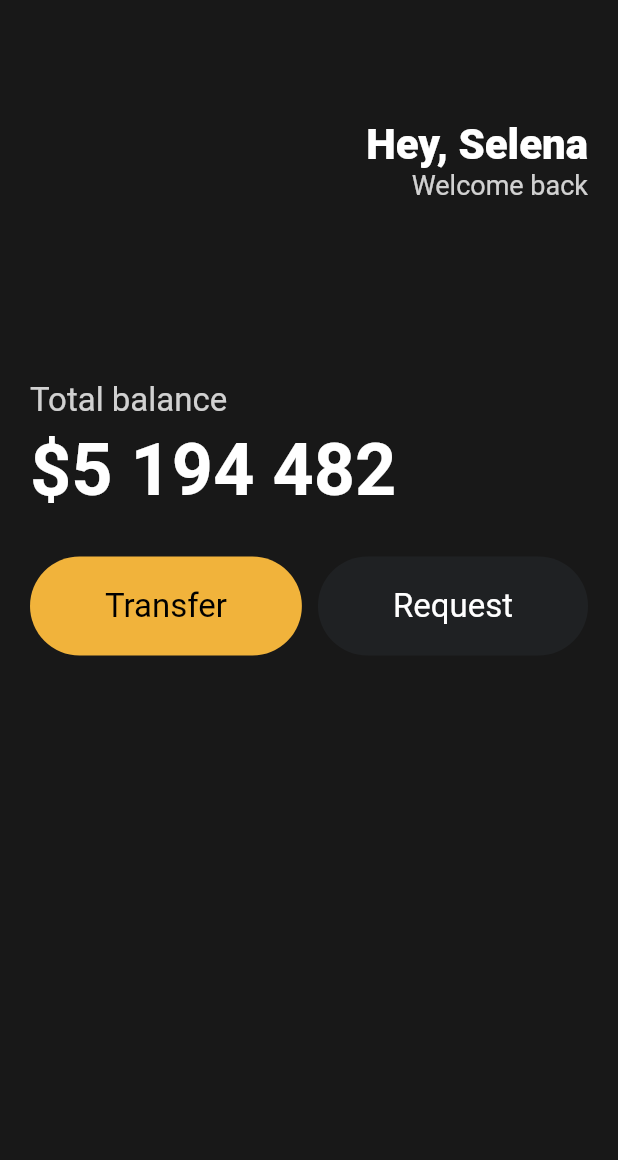
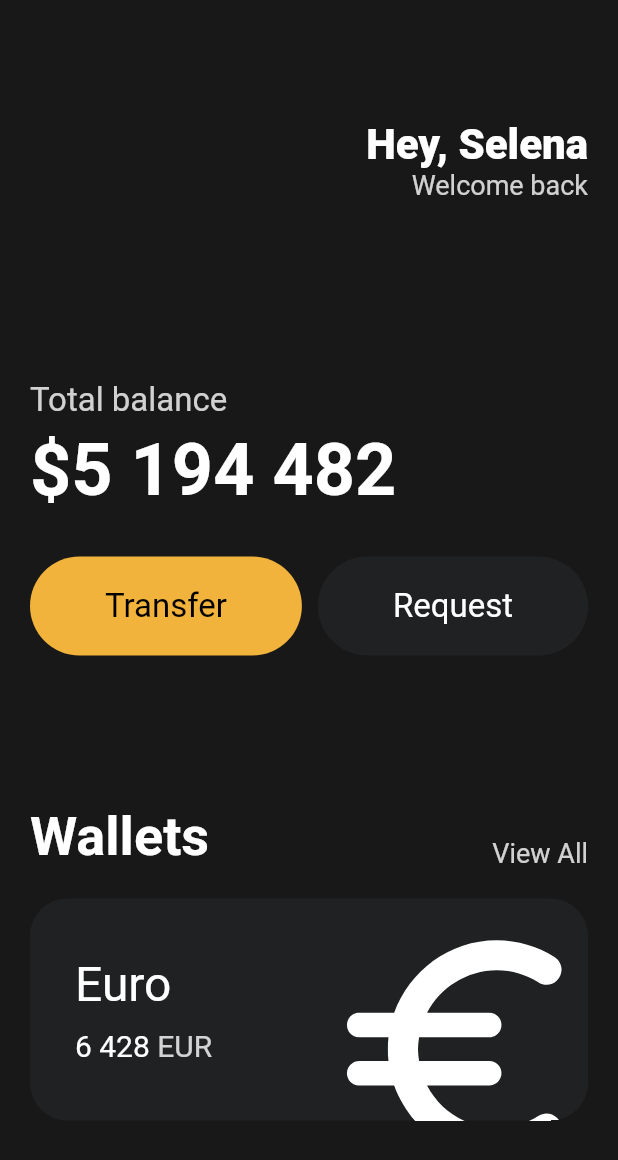
Before and after one commit to wesbin/flutter-study, a Flutter app: the screen it shows after launch, on a phone screen of 412 x 824 dp. Shown: the top 1160 px of the screen. Run offline on Flutter 3.47's test engine with Material 2 defaults, Android fonts, the light colour scheme and no system bars.

Commit message:
3.5 Icons and Transforms end

```diff
--- a/toonflix/lib/main.dart
+++ b/toonflix/lib/main.dart
@@ -86,6 +86,95 @@
                     textColor: Colors.white,
                   ),
                 ],
+              ),
+              const SizedBox(
+                height: 100,
+              ),
+              Row(
+                crossAxisAlignment: CrossAxisAlignment.end,
+                mainAxisAlignment: MainAxisAlignment.spaceBetween,
+                children: [
+                  const Text(
+                    "Wallets",
+                    style: TextStyle(
+                      color: Colors.white,
+                      fontSize: 36,
+                      fontWeight: FontWeight.w600,
+                    ),
+                  ),
+                  Text(
+                    "View All",
+                    style: TextStyle(
+                      color: Colors.white.withOpacity(0.8),
+                      fontSize: 18,
+                    ),
+                  ),
+                ],
+              ),
+              const SizedBox(
+                height: 20,
+              ),
+              Container(
+                clipBehavior: Clip.hardEdge,
+                decoration: BoxDecoration(
+                  color: const Color(0xFF1F2123),
+                  borderRadius: BorderRadius.circular(25),
+                ),
+                child: Padding(
+                  padding: const EdgeInsets.all(30),
+                  child: Row(
+                    mainAxisAlignment: MainAxisAlignment.spaceBetween,
+                    children: [
+                      Column(
+                        crossAxisAlignment: CrossAxisAlignment.start,
+                        children: [
+                          const Text(
+                            "Euro",
+                            style: TextStyle(
+                              color: Colors.white,
+                              fontSize: 32,
+                            ),
+                          ),
+                          const SizedBox(
+                            height: 10,
+                          ),
+                          Row(
+                            children: [
+                              const Text(
+                                "6 428",
+                                style: TextStyle(
+                                  color: Colors.white,
+                                  fontSize: 20,
+                                ),
+                              ),
+                              const SizedBox(
+                                width: 5,
+                              ),
+                              Text(
+                                "EUR",
+                                style: TextStyle(
+                                  color: Colors.white.withOpacity(0.8),
+                                  fontSize: 20,
+                                ),
+                              ),
+                            ],
+                          ),
+                        ],
+                      ),
+                      Transform.scale(
+                        scale: 2.2,
+                        child: Transform.translate(
+                          offset: Offset(-5, 12),
+                          child: Icon(
+                            Icons.euro_rounded,
+                            color: Colors.white,
+                            size: 88,
+                          ),
+                        ),
+                      ),
+                    ],
+                  ),
+                ),
               )
             ],
           ),
```
Lines whose indentation alone changed are shown as unchanged.
